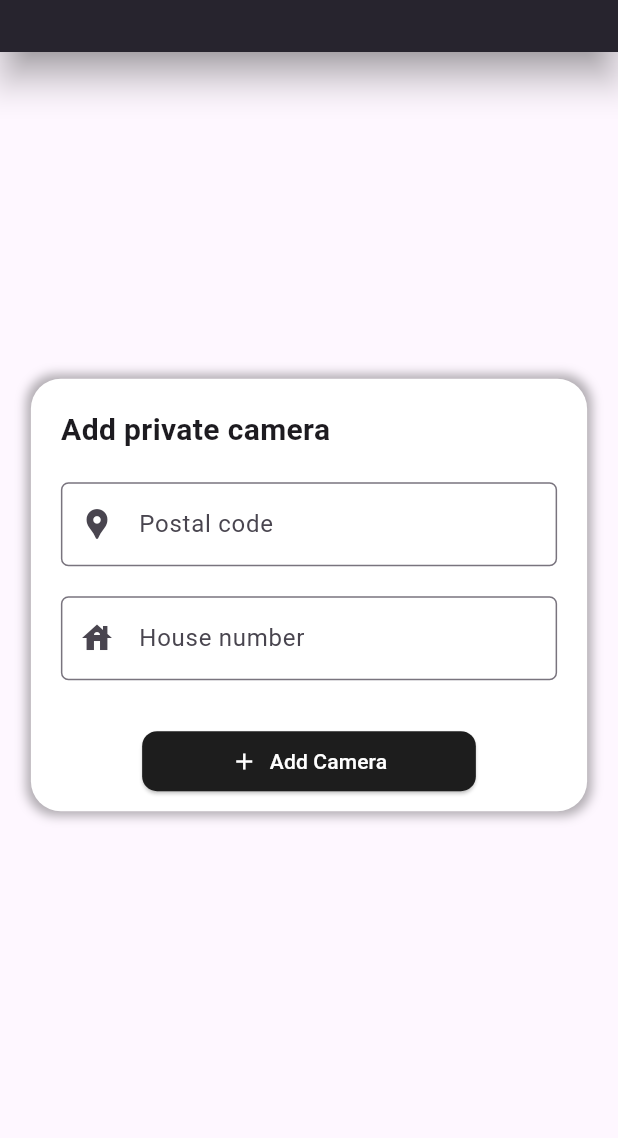
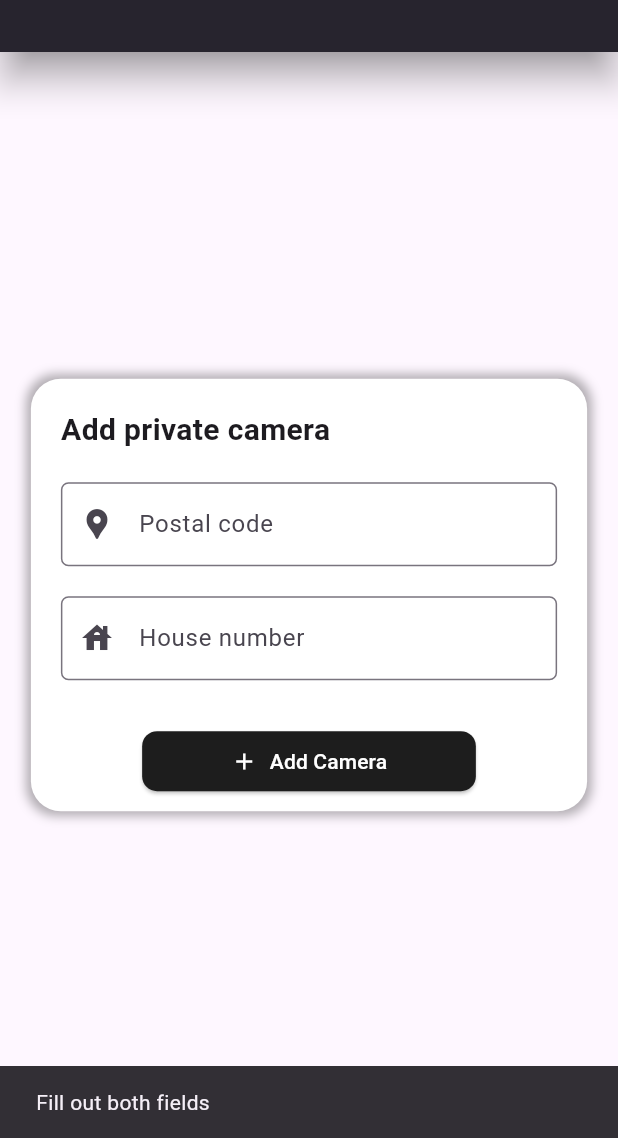
Before and after one commit to RikvanBilsen/Community-Safety, a Flutter app: the AddPage screen opened directly, after a tap on "Add Camera", on a phone screen of 412 x 824 dp, the part 98-1236 px from its top. Run offline on Flutter 3.47's test engine with Material 3 defaults, Android fonts, the phone set to English and light mode, and no system bars; our stand-ins replace cloud_firestore, firebase_core; accounts and stored records are empty; Roboto replaces fonts that are missing (InstrumentSans); project files that could hold a hidden picture were left out.

Commit message:
Firebase database connection added for private cameras

```diff
--- a/community_safety/lib/main.dart
+++ b/community_safety/lib/main.dart
@@ -1,7 +1,10 @@
 import 'package:community_safety/pages/home.dart';
+import 'package:firebase_core/firebase_core.dart';
 import 'package:flutter/material.dart';
 
-void main() {
+void main() async {
+  WidgetsFlutterBinding.ensureInitialized();
+  await Firebase.initializeApp();
   runApp(const MyApp());
 }
 
--- a/community_safety/lib/pages/add.dart
+++ b/community_safety/lib/pages/add.dart
@@ -1,11 +1,20 @@
-// ignore_for_file: deprecated_member_use
+// ignore_for_file: deprecated_member_use, use_build_context_synchronously
 
 import 'package:flutter/material.dart';
+import 'package:cloud_firestore/cloud_firestore.dart';
 
-class AddPage extends StatelessWidget {
+class AddPage extends StatefulWidget {
   const AddPage({super.key});
 
-  final blackColor = 0xFF1D1D1D;
+  @override
+  State<AddPage> createState() => _AddPageState();
+}
+
+class _AddPageState extends State<AddPage> {
+  final TextEditingController postalCodeController = TextEditingController();
+  final TextEditingController houseNumberController = TextEditingController();
+
+  final int blackColor = 0xFF1D1D1D;
 
   @override
   Widget build(BuildContext context) {
@@ -51,6 +60,7 @@ class AddPage extends StatelessWidget {
               ),
               SizedBox(height: 20),
               TextField(
+                controller: postalCodeController,
                 decoration: InputDecoration(
                   prefixIcon: Icon(Icons.location_pin),
                   labelText: 'Postal code',
@@ -61,6 +71,7 @@ class AddPage extends StatelessWidget {
               ),
               SizedBox(height: 20),
               TextField(
+                controller: houseNumberController,
                 decoration: InputDecoration(
                   prefixIcon: Icon(Icons.house),
                   labelText: 'House number',
@@ -74,7 +85,7 @@ class AddPage extends StatelessWidget {
                 child: SizedBox(
                   width: cardWidth * 0.6,
                   child: ElevatedButton.icon(
-                    onPressed: () {},
+                    onPressed: () => addCameraToFirestore(),
                     icon: Icon(Icons.add, color: Colors.white),
                     label: Text("Add Camera"),
                     style: ElevatedButton.styleFrom(
@@ -95,6 +106,41 @@ class AddPage extends StatelessWidget {
     );
   }
 
+  Future<void> addCameraToFirestore() async {
+    String postalCode = postalCodeController.text.trim();
+    String houseNumber = houseNumberController.text.trim();
+
+    if (postalCode.isEmpty || houseNumber.isEmpty) {
+      ScaffoldMessenger.of(context).showSnackBar(
+        SnackBar(content: Text("Fill out both fields")),
+      );
+      return;
+    }
+
+    try {
+      await FirebaseFirestore.instance.collection('cameras').add({
+        'postal_code': postalCode,
+        'house_number': houseNumber,
+        'timestamp': FieldValue.serverTimestamp(),
+      });
+
+      ScaffoldMessenger.of(context).showSnackBar(
+        SnackBar(content: Text("Camera added!"), duration: Duration(seconds: 3)),
+      );
+
+      postalCodeController.clear();
+      houseNumberController.clear();
+
+    Future.delayed(Duration(seconds: 3), () {
+      Navigator.pop(context);
+    });
+    } catch (e) {
+      ScaffoldMessenger.of(context).showSnackBar(
+        SnackBar(content: Text("Error: $e")),
+      );
+    }
+  }
+
   AppBar appBar() {
     return AppBar(
       backgroundColor: Color(blackColor),
@@ -102,7 +148,7 @@ class AddPage extends StatelessWidget {
       elevation: 10,
       shadowColor: Color(blackColor),
       iconTheme: IconThemeData(
-        color: Colors.white, // Kleur van het terug-pijltje
+        color: Colors.white,
       ),
       title: Text(
         'Travel Safe',
--- a/community_safety/pubspec.yaml
+++ b/community_safety/pubspec.yaml
@@ -10,6 +10,7 @@ dependencies:
   flutter:
     sdk: flutter
   firebase_core: ^3.13.0
+  cloud_firestore: ^5.6.6
 
 dev_dependencies:
   flutter_test:
```
Also changed, not shown: community_safety/pubspec.lock, 3 other files.
